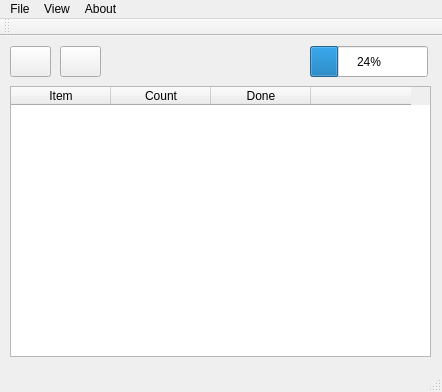
This is ShoppingList_Desktop/mainwindow.ui in GroundApps/ShoppingList_Desktop as Qt 5 draws it before an edit. The edited form follows.
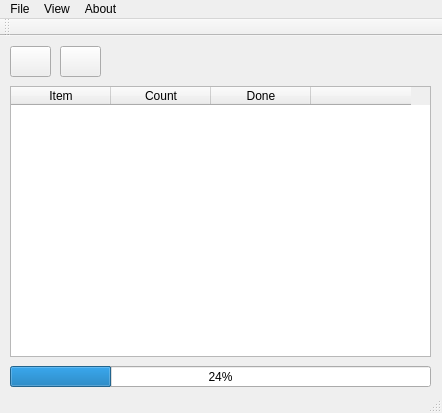
This is the edited form.

What changed in the file:
```diff
--- a/ShoppingList_Desktop/mainwindow.ui
+++ b/ShoppingList_Desktop/mainwindow.ui
@@ -7,7 +7,7 @@
     <x>0</x>
     <y>0</y>
     <width>442</width>
-    <height>392</height>
+    <height>413</height>
    </rect>
   </property>
   <property name="windowTitle">
@@ -76,10 +76,10 @@
    <widget class="QProgressBar" name="progressBar">
     <property name="geometry">
      <rect>
-      <x>310</x>
-      <y>10</y>
-      <width>118</width>
-      <height>31</height>
+      <x>10</x>
+      <y>330</y>
+      <width>421</width>
+      <height>21</height>
      </rect>
     </property>
     <property name="value">
```
Left out of the diff: 2 changed lines with no effect on the pictures.
